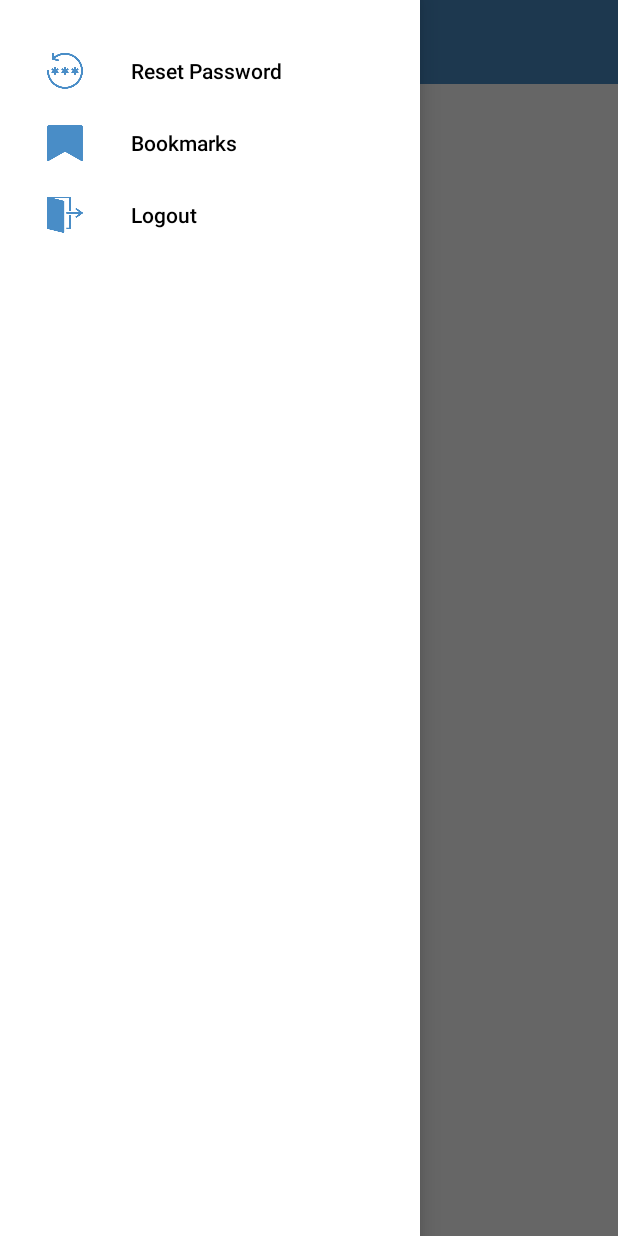
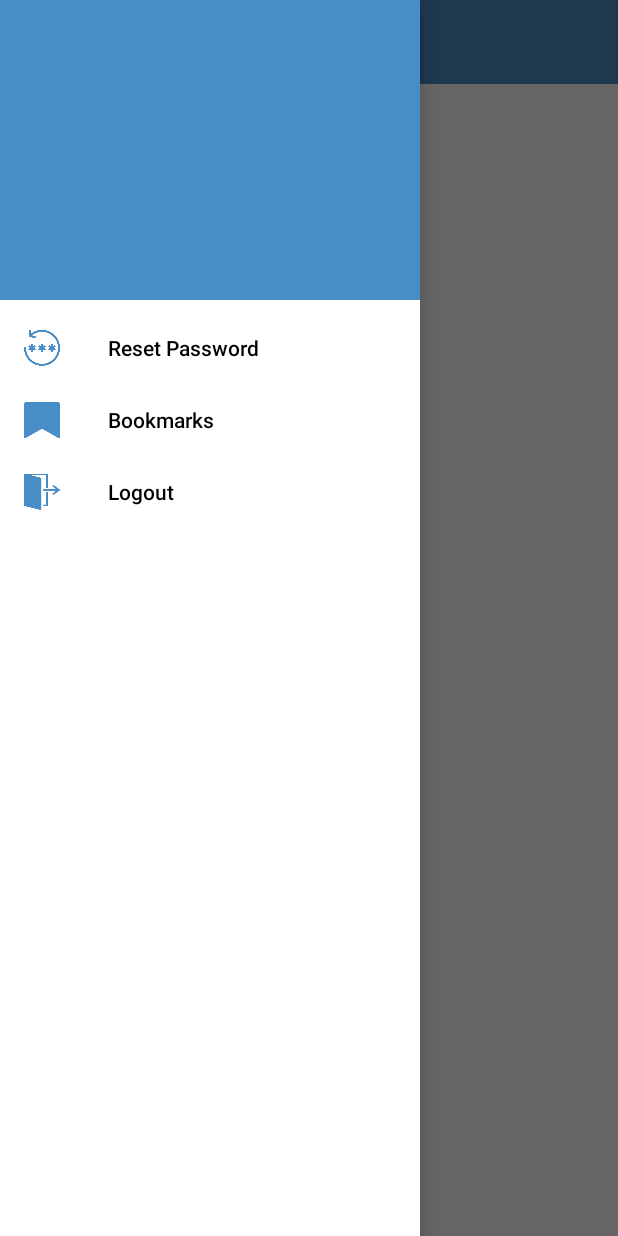
Before and after one commit to tanya-555/NewsDigest, an Android app: the LandingActivity screen opened directly, with no data from a screen before it, with the side drawer open, on a phone screen of 412 x 824 dp. Run offline under Robolectric (Android 15) with nearby library versions, the phone set to English and light mode, and no system bars; our stand-ins replace Dagger/Hilt's generated code, RxJava, data binding; libraries missing offline, so code that uses them is left out: com.jakewharton.rxbinding2; 3 statements that could not run were skipped.

Commit message:
create top layout for navigation view

```diff
--- a/app/src/main/res/layout/landing_activity.xml
+++ b/app/src/main/res/layout/landing_activity.xml
@@ -70,9 +70,11 @@
             android:background="@color/color_white"
             app:itemIconTint="@color/color_toolbar_bg"
             app:itemTextColor="@color/color_black"
-            android:padding="@dimen/size_15dp"
             android:clipToPadding="false"
-            app:menu="@menu/navigation_menu" />
+            app:headerLayout="@layout/navigation_top_layout"
+            app:menu="@menu/navigation_menu">
+
+        </com.google.android.material.navigation.NavigationView>
 
     </androidx.drawerlayout.widget.DrawerLayout>
 
--- /dev/null
+++ b/app/src/main/res/layout/navigation_top_layout.xml
@@ -0,0 +1,8 @@
+<?xml version="1.0" encoding="utf-8"?>
+<LinearLayout xmlns:android="http://schemas.android.com/apk/res/android"
+    android:orientation="vertical"
+    android:layout_width="match_parent"
+    android:layout_height="@dimen/size_200dp"
+    android:background="@color/color_toolbar_bg">
+
+</LinearLayout>
```
